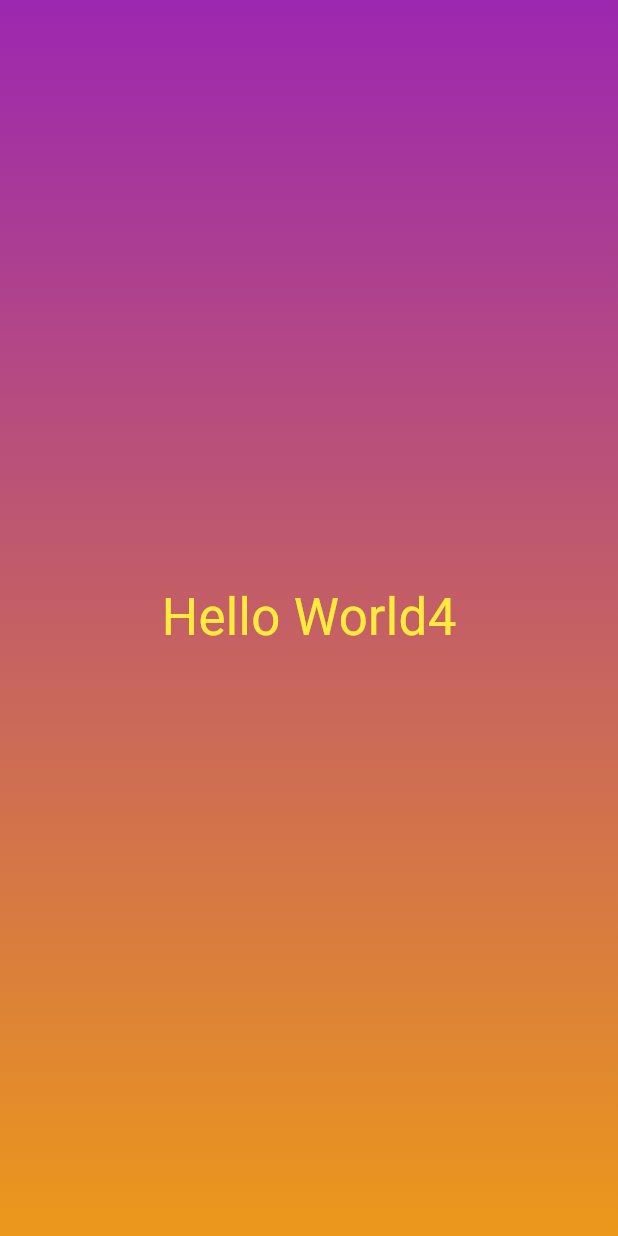
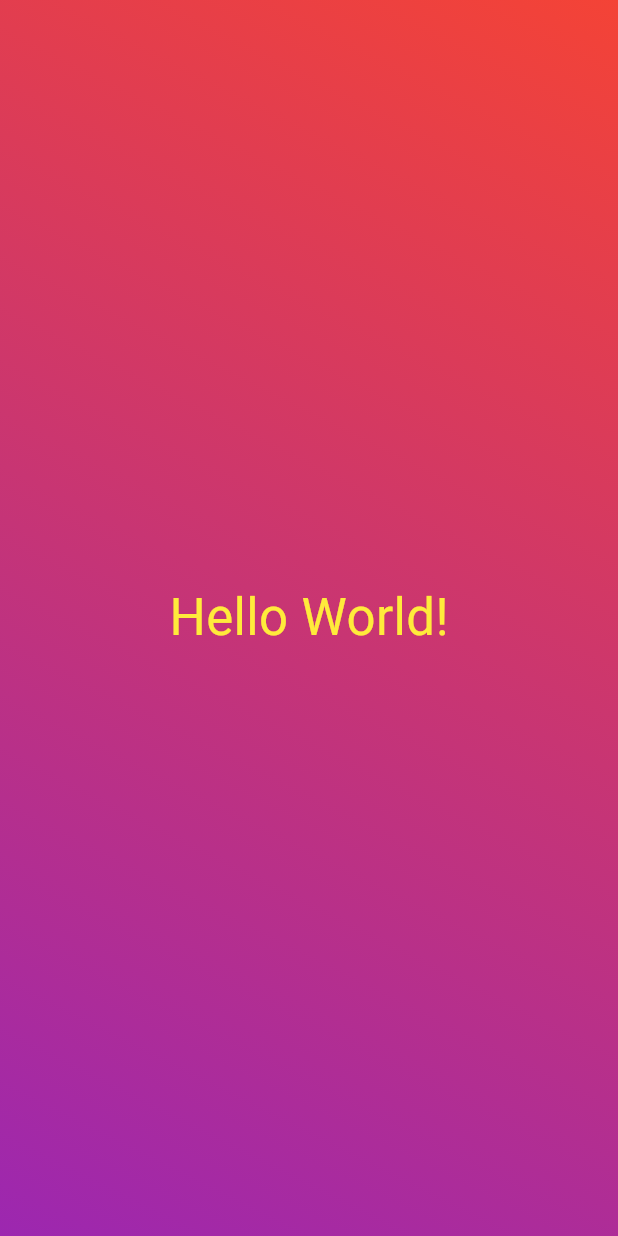
Before and after one commit to raphaelpinel/flutter-dice-roll-app, a Flutter app: the screen it shows after launch, on a phone screen of 412 x 824 dp. Run offline on Flutter 3.47's test engine with Material 3 defaults, Android fonts, the phone set to English and light mode, and no system bars.

Commit message:
Accept parameters for text and colors

```diff
--- a/lib/gradient_container.dart
+++ b/lib/gradient_container.dart
@@ -2,20 +2,26 @@ import 'package:flutter/material.dart';
 
 class GradientContainer extends StatelessWidget {
   final Widget child;
+  final List<Color> colors;
+  final Alignment startAlignment;
+  final Alignment endAlignment;
 
-  const GradientContainer({Key? key, required this.child}) : super(key: key);
+  const GradientContainer({
+    Key? key,
+    required this.child,
+    this.colors = const [Colors.purple, Color.fromARGB(255, 236, 152, 26)],
+    this.startAlignment = Alignment.topCenter,
+    this.endAlignment = Alignment.bottomCenter,
+  }) : super(key: key);
 
   @override
   Widget build(BuildContext context) {
     return Container(
-      decoration: const BoxDecoration(
+      decoration: BoxDecoration(
         gradient: LinearGradient(
-          begin: Alignment.topCenter,
-          end: Alignment.bottomCenter,
-          colors: [
-            Colors.purple,
-            Color.fromARGB(255, 236, 152, 26),
-          ],
+          begin: startAlignment,
+          end: endAlignment,
+          colors: colors,
         ),
       ),
       child: Center(
--- a/lib/main.dart
+++ b/lib/main.dart
@@ -4,10 +4,16 @@ import 'package:first_app/styled_text.dart';
 
 void main() {
   runApp(const MaterialApp(
-    home: const Scaffold(
+    home: Scaffold(
       body: GradientContainer(
+        colors: [
+          Colors.red,
+          Colors.purple,
+        ],
+        startAlignment: Alignment.topRight,
+        endAlignment: Alignment.bottomLeft,
         child: StyledText(
-          text: 'Hello World4',
+          'Hello World!',
         ),
       ),
     ),
--- a/lib/styled_text.dart
+++ b/lib/styled_text.dart
@@ -3,7 +3,7 @@ import 'package:flutter/material.dart';
 class StyledText extends StatelessWidget {
   final String text;
 
-  const StyledText({Key? key, required this.text}) : super(key: key);
+  const StyledText(this.text, {super.key});
 
   @override
   Widget build(BuildContext context) {
```
